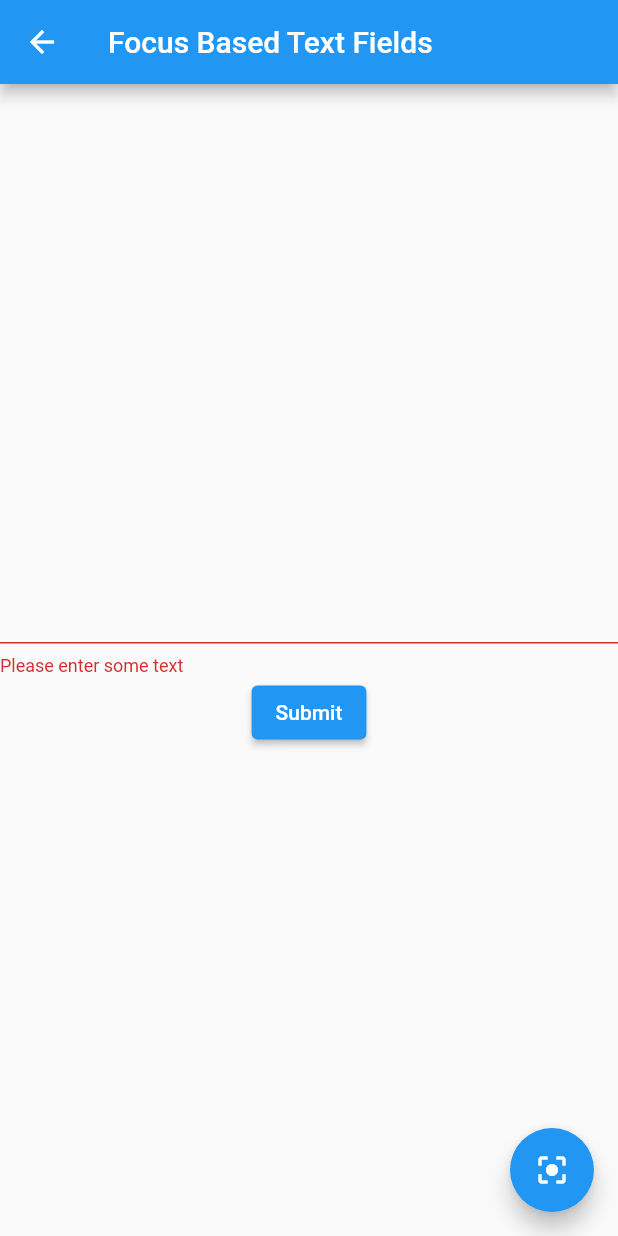
After one commit to Gaurav4604/flutterRepo, a Flutter app: the FocusBasedTextFieldScreen screen opened by its route, after a tap on "Submit", on a phone screen of 412 x 824 dp. The commit adds this screen. Run offline on Flutter 3.47's test engine with Material 2 defaults, Android fonts, the phone set to English and light mode, and no system bars; our stand-ins replace camera, flutter_spinkit, google_fonts, sqflite; accounts and stored records are empty.

Commit message:
form fields validation, focus of fields using focus node, controllers to get field values, done

```diff
--- /dev/null
+++ b/flutter-new/stateful/lib/focus_based_text_fields.dart
@@ -0,0 +1,67 @@
+import 'package:flutter/material.dart';
+
+class FocusBasedTextFieldScreen extends StatefulWidget {
+  const FocusBasedTextFieldScreen({super.key});
+
+  @override
+  State<FocusBasedTextFieldScreen> createState() =>
+      _FocusBasedTextFieldScreenState();
+}
+
+class _FocusBasedTextFieldScreenState extends State<FocusBasedTextFieldScreen> {
+  late FocusNode myFocusNode;
+  final _formKey = GlobalKey<FormState>();
+
+  @override
+  void initState() {
+    super.initState();
+
+    myFocusNode = FocusNode();
+  }
+
+  @override
+  Widget build(BuildContext context) {
+    return Scaffold(
+      appBar: AppBar(
+        title: const Text("Focus Based Text Fields"),
+      ),
+      body: Column(
+        mainAxisAlignment: MainAxisAlignment.center,
+        crossAxisAlignment: CrossAxisAlignment.center,
+        children: [
+          Form(
+            key: _formKey,
+            child: TextFormField(
+              validator: (value) {
+                if (value == null || value.isEmpty) {
+                  return "Please enter some text";
+                } else {
+                  return null;
+                }
+              },
+              focusNode: myFocusNode,
+            ),
+          ),
+          ElevatedButton(
+            onPressed: () {
+              if (_formKey.currentState!.validate()) {
+                // if state is valid, make API call
+                ScaffoldMessenger.of(context).showSnackBar(SnackBar(
+                  content: const Text("Processing Data"),
+                  action: SnackBarAction(label: "Undo", onPressed: () {}),
+                ));
+              }
+            },
+            child: const Text("Submit"),
+          ),
+        ],
+      ),
+      floatingActionButton: FloatingActionButton(
+        onPressed: () {
+          myFocusNode.requestFocus();
+        },
+        child: const Icon(Icons.center_focus_strong),
+      ),
+    );
+  }
+}
--- a/flutter-new/stateful/lib/main.dart
+++ b/flutter-new/stateful/lib/main.dart
@@ -2,6 +2,7 @@ import 'package:flutter/material.dart';
 import 'package:stateful/custom_dismissible.dart';
 import 'package:stateful/custom_text_fields.dart';
 import 'package:stateful/drag_drop_gestures.dart';
+import 'package:stateful/focus_based_text_fields.dart';
 import 'package:stateful/inkwell_based_button.dart';
 import 'package:stateful/simple_gestures.dart';
 import 'package:stateful/simple_stateful_layout.dart';
@@ -29,6 +30,7 @@ class MyApp extends StatelessWidget {
         "/custom_dismissibles": (context) => const CustomDismissibleScreen(),
         "/simple_textfield": (context) => const SimpleTextFieldsScreen(),
         "/custom_textfield": (context) => const CustomTextFieldsScreen(),
+        "/focus_textfield": (context) => const FocusBasedTextFieldScreen(),
       },
       initialRoute: "/",
     );
@@ -45,7 +47,8 @@ class Home extends StatelessWidget {
     "inkwell_flat_button",
     "custom_dismissibles",
     "simple_textfield",
-    "custom_textfield"
+    "custom_textfield",
+    "focus_textfield"
   ];
 
   @override
```
Also changed, not shown: flutter-new/stateful/lib/custom_text_fields.dart (+21 -5 lines).
